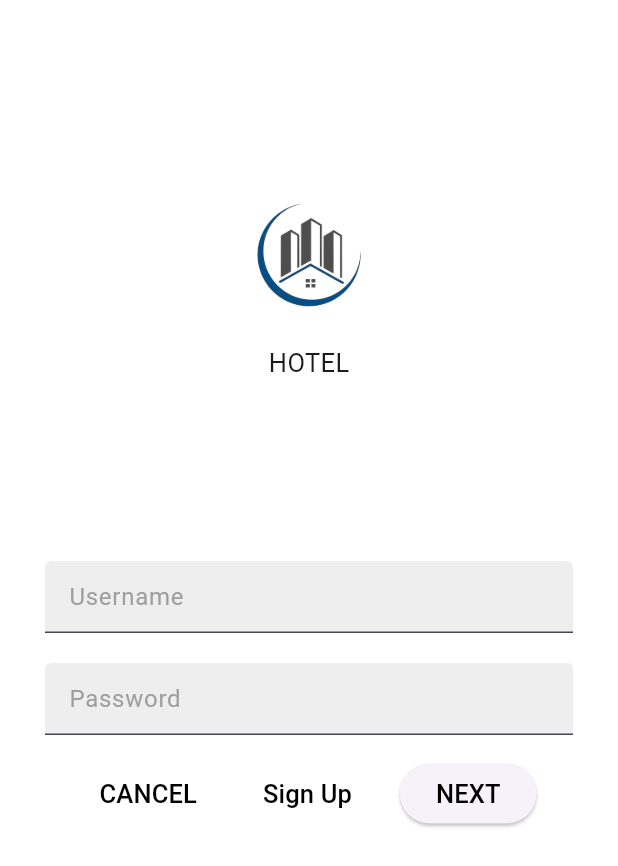
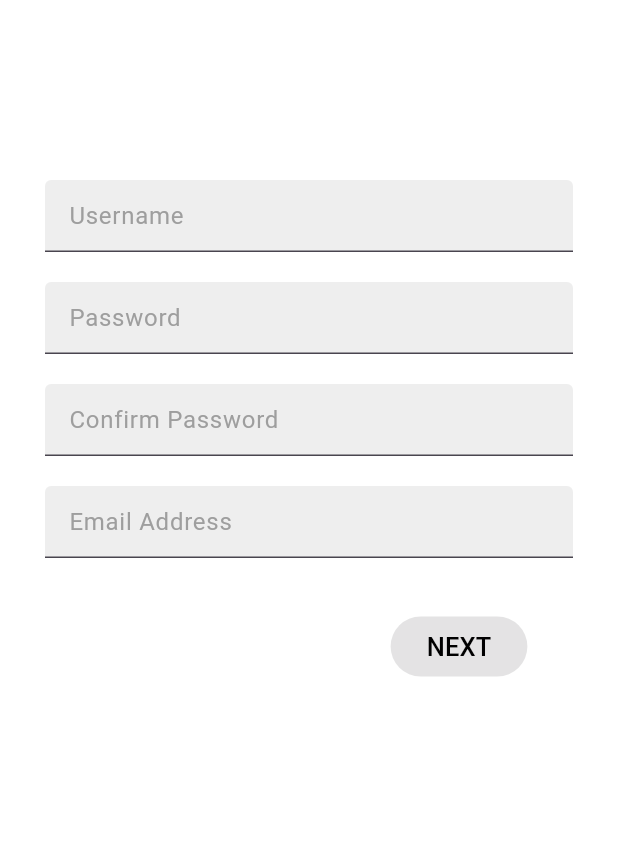
Before and after one commit to MentalJava/hotel-reservation, a Flutter app: the screen it shows after launch, after a tap on "Sign Up", on a phone screen of 412 x 824 dp. Shown: the top 866 px of the screen. Run offline on Flutter 3.47's test engine with Material 3 defaults, Android fonts, the phone set to English and light mode, and no system bars; our stand-ins replace get.

Commit message:
Sign Up UI 구현 완료 !

```diff
--- a/lib/controllers/sign_up_controller.dart
+++ b/lib/controllers/sign_up_controller.dart
@@ -0,0 +1,9 @@
+import 'package:flutter/material.dart';
+import 'package:get/get.dart';
+
+class SignUpController extends GetxController {
+  TextEditingController nameController = TextEditingController();
+  TextEditingController emailController = TextEditingController();
+  TextEditingController passwordController = TextEditingController();
+  TextEditingController confirmPasswordController = TextEditingController();
+}
--- a/lib/root.dart
+++ b/lib/root.dart
@@ -2,6 +2,7 @@ import 'package:flutter/material.dart';
 import 'package:get/get.dart';
 import 'package:get/get_navigation/get_navigation.dart';
 import 'package:hotel_reservation/screens/sign_in.dart';
+import 'package:hotel_reservation/screens/sign_up.dart';
 
 class MyApp extends StatelessWidget {
   const MyApp({super.key});
@@ -17,6 +18,10 @@ class MyApp extends StatelessWidget {
           name: '/',
           page: () => SignIn(),
         ),
+        GetPage(
+          name: '/signup',
+          page: () => SignUp(),
+        ),
       ],
     );
   }
--- a/lib/screens/sign_in.dart
+++ b/lib/screens/sign_in.dart
@@ -57,24 +57,25 @@ class SignIn extends StatelessWidget {
               const SizedBox(
                 height: 15,
               ),
-              const Row(
+              Row(
                 mainAxisAlignment: MainAxisAlignment.center,
                 children: [
-                  SignTextButton(
+                  const SignTextButton(
                     title: 'CANCEL',
                     fontsize: 17,
                   ),
-                  SizedBox(
+                  const SizedBox(
                     width: 20,
                   ),
                   SignTextButton(
                     title: 'Sign Up',
                     fontsize: 17,
+                    onClickEvent: () => Get.toNamed('/signup'),
                   ),
-                  SizedBox(
+                  const SizedBox(
                     width: 20,
                   ),
-                  CustomElevatedButton(
+                  const CustomElevatedButton(
                     title: 'NEXT',
                     fontsize: 17,
                   ),
--- /dev/null
+++ b/lib/screens/sign_up.dart
@@ -0,0 +1,79 @@
+import 'package:flutter/material.dart';
+import 'package:get/get.dart';
+import 'package:hotel_reservation/controllers/sign_up_controller.dart';
+import 'package:hotel_reservation/widgets/button/custom_elevated_button.dart';
+import 'package:hotel_reservation/widgets/text_form_field/sign_text_form_field.dart';
+
+class SignUp extends StatelessWidget {
+  final signUpController = Get.put(SignUpController());
+  SignUp({super.key});
+
+  @override
+  Widget build(BuildContext context) {
+    return GestureDetector(
+      onTap: () => FocusScope.of(context).unfocus(),
+      child: Scaffold(
+        body: Container(
+          alignment: Alignment.center,
+          color: Colors.white,
+          child: Padding(
+            padding: const EdgeInsets.only(
+              top: 120,
+            ),
+            child: Column(
+              children: [
+                SignTextFormField(
+                  controller: signUpController.nameController,
+                  isHideText: false,
+                  name: 'Username',
+                ),
+                const SizedBox(
+                  height: 20,
+                ),
+                SignTextFormField(
+                  controller: signUpController.passwordController,
+                  isHideText: false,
+                  name: 'Password',
+                ),
+                const SizedBox(
+                  height: 20,
+                ),
+                SignTextFormField(
+                  controller: signUpController.confirmPasswordController,
+                  isHideText: false,
+                  name: 'Confirm Password',
+                ),
+                const SizedBox(
+                  height: 20,
+                ),
+                SignTextFormField(
+                  controller: signUpController.emailController,
+                  isHideText: true,
+                  name: 'Email Address',
+                ),
+                const SizedBox(
+                  height: 20,
+                ),
+                const SizedBox(
+                  height: 15,
+                ),
+                const Row(
+                  mainAxisAlignment: MainAxisAlignment.center,
+                  children: [
+                    SizedBox(
+                      width: 200,
+                    ),
+                    CustomElevatedButton(
+                      title: 'NEXT',
+                      fontsize: 17,
+                    ),
+                  ],
+                ),
+              ],
+            ),
+          ),
+        ),
+      ),
+    );
+  }
+}
--- a/lib/widgets/button/custom_elevated_button.dart
+++ b/lib/widgets/button/custom_elevated_button.dart
@@ -15,9 +15,7 @@ class CustomElevatedButton extends StatelessWidget {
   @override
   Widget build(BuildContext context) {
     return ElevatedButton(
-      onPressed: () {
-        onClickEvent;
-      },
+      onPressed: onClickEvent,
       child: Text(
         title,
         style: TextStyle(
--- a/lib/widgets/button/sign_text_button.dart
+++ b/lib/widgets/button/sign_text_button.dart
@@ -15,9 +15,7 @@ class SignTextButton extends StatelessWidget {
   @override
   Widget build(BuildContext context) {
     return TextButton(
-      onPressed: () {
-        onClickEvent;
-      },
+      onPressed: onClickEvent,
       child: Text(
         title,
         style: TextStyle(
```
